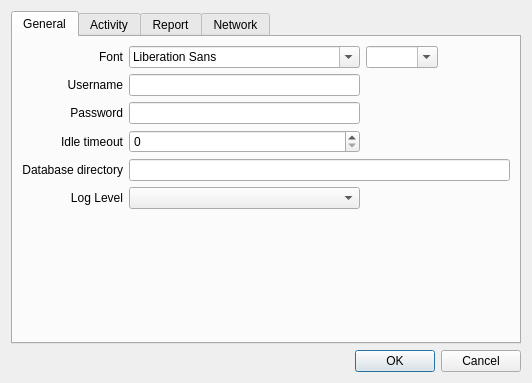
The window that client/options_win.ui (abundo/ergotime) describes before a commit, drawn with Qt 5.
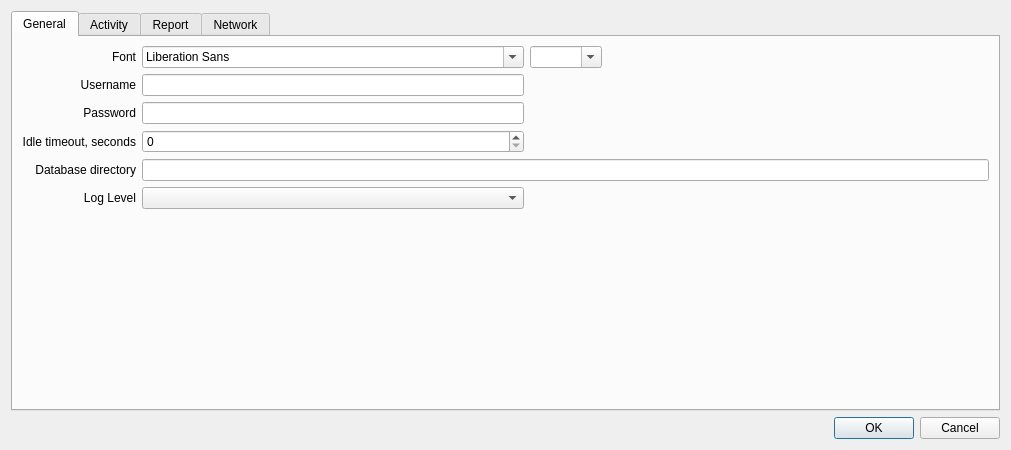
The same window after the commit.

Commit message: Added unit on sync interval

Patch:
```diff
--- a/client/options_win.ui
+++ b/client/options_win.ui
@@ -9,8 +9,8 @@
    <rect>
     <x>0</x>
     <y>0</y>
-    <width>532</width>
-    <height>383</height>
+    <width>1011</width>
+    <height>450</height>
    </rect>
   </property>
   <property name="windowTitle">
@@ -112,7 +112,7 @@
        <item row="3" column="0">
         <widget class="QLabel" name="label_3">
          <property name="text">
-          <string>Idle timeout</string>
+          <string>Idle timeout, seconds</string>
          </property>
          <property name="alignment">
           <set>Qt::AlignRight|Qt::AlignTrailing|Qt::AlignVCenter</set>
```
Left out of the diff: 4 changed lines with no effect on the pictures.
